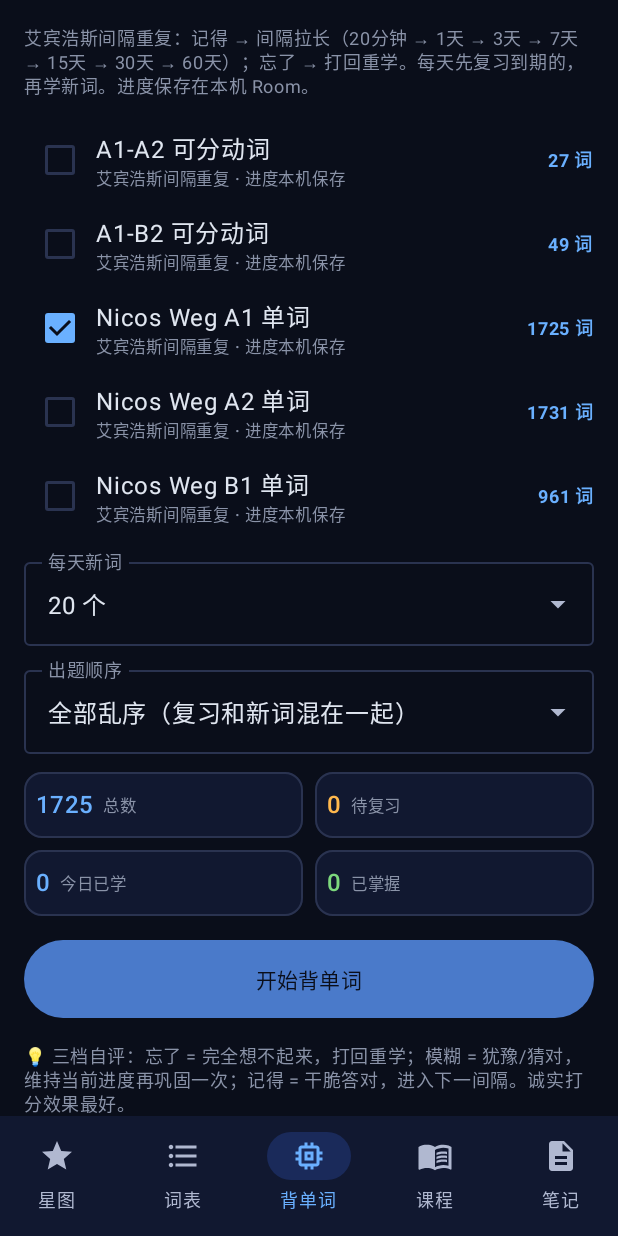
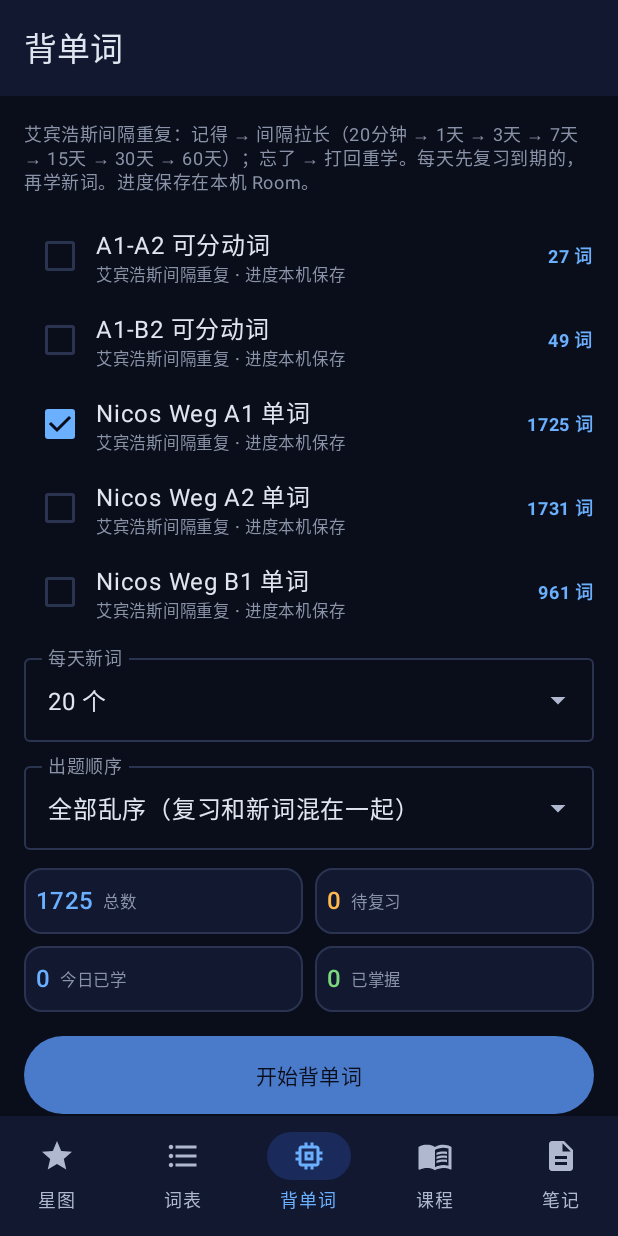
Before and after one commit to wdjiangdev/delernen, an Android app built with Jetpack Compose: the MemorizeScreen screen opened through its navigation route, on a phone screen of 412 x 824 dp. Run offline under Robolectric (Android 15) with nearby library versions, the phone set to English and light mode, and no system bars; our stand-ins replace Room's generated code.

Commit message:
Android：背单词页加 TopAppBar，修复内容画到状态栏下面

```diff
--- a/android/app/src/main/java/com/wdjiangdev/delernen/ui/memorize/MemorizeScreen.kt
+++ b/android/app/src/main/java/com/wdjiangdev/delernen/ui/memorize/MemorizeScreen.kt
@@ -16,6 +16,8 @@ import androidx.compose.foundation.layout.heightIn
 import androidx.compose.foundation.layout.padding
 import androidx.compose.foundation.rememberScrollState
 import androidx.compose.foundation.verticalScroll
+import androidx.compose.material3.TopAppBar
+import androidx.compose.material3.Scaffold
 import androidx.compose.material3.Button
 import androidx.compose.material3.ButtonDefaults
 import androidx.compose.material3.Checkbox
@@ -56,14 +58,20 @@ import com.wdjiangdev.delernen.util.DeText
 import com.wdjiangdev.delernen.util.TtsHelper
 
 /** 页签 3：背单词。SRS 规则与网站 memorize 完全一致（见 SrsRules / MemorizeViewModel）。 */
+@OptIn(ExperimentalMaterial3Api::class)
 @Composable
 fun MemorizeScreen() {
     val vm: MemorizeViewModel = viewModel()
     val mode by vm.mode.collectAsStateWithLifecycle()
-    when (mode) {
-        "study" -> StudyView(vm)
-        "done" -> DoneView(vm)
-        else -> SetupView(vm)
+    // 和其他页签一致：用 TopAppBar 处理状态栏 insets，避免内容画到状态栏下面
+    Scaffold(topBar = { TopAppBar(title = { Text("背单词") }) }) { padding ->
+        Box(Modifier.fillMaxSize().padding(padding)) {
+            when (mode) {
+                "study" -> StudyView(vm)
+                "done" -> DoneView(vm)
+                else -> SetupView(vm)
+            }
+        }
     }
 }
 
```
